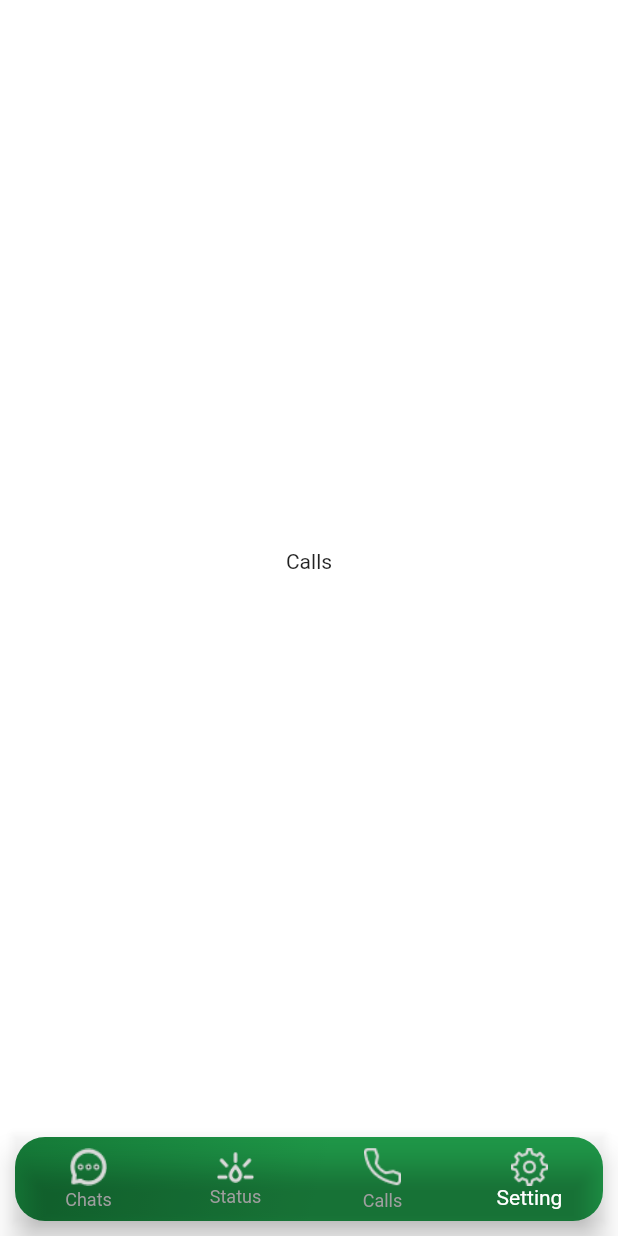
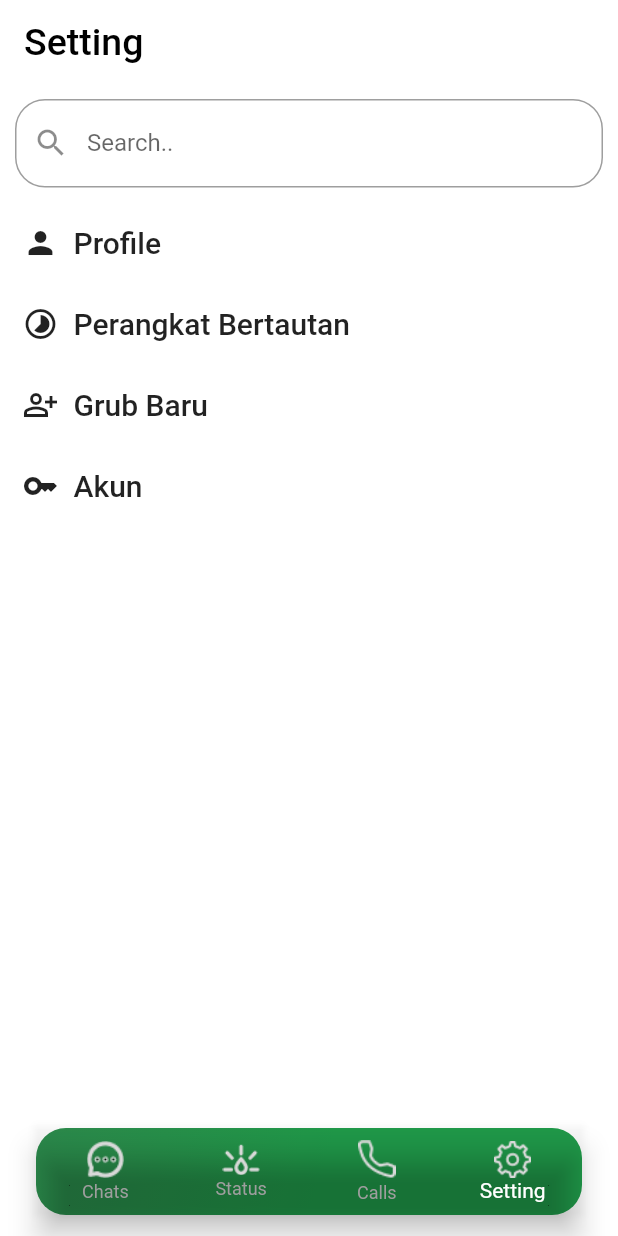
Before and after one commit to erikfirman211/ui_WhatApp, a Flutter app: the screen it shows after launch, item 4 of the bottom bar chosen, on a phone screen of 412 x 824 dp. Run offline on Flutter 3.47's test engine with Material 2 defaults, Android fonts, the phone set to English and light mode, and no system bars; network calls fail.

Commit message:
menambah ui calls dan setting

```diff
--- a/lib/Pages/HomePage.dart
+++ b/lib/Pages/HomePage.dart
@@ -1,5 +1,7 @@
 import 'package:flutter/material.dart';
+import 'package:whatsapp_ui/Pages/Calls_Page.dart';
 import 'package:whatsapp_ui/Pages/Chats_Page.dart';
+import 'package:whatsapp_ui/Pages/Setting_Page.dart';
 import 'package:whatsapp_ui/Pages/Status_Page.dart';
 
 class HomePage extends StatefulWidget {
@@ -12,12 +14,7 @@ class HomePage extends StatefulWidget {
 class _HomePageState extends State<HomePage> {
   late int index;
 
-  List showWidget = [
-    ChatsPage(),
-    Status_Page(),
-    Center(child: Text("Calls")),
-    Center(child: Text("Calls"))
-  ];
+  List showWidget = [ChatsPage(), Status_Page(), Calls(), Settings()];
 
   @override
   void initState() {
@@ -31,20 +28,25 @@ class _HomePageState extends State<HomePage> {
     return Scaffold(
       backgroundColor: Colors.white,
       body: showWidget[index],
-      bottomNavigationBar: Container(
+      bottomNavigationBar: SafeArea(
+        child: Container(
           // margin: EdgeInsets.all(20),
-        margin: EdgeInsets.all(10),
+          margin: EdgeInsets.symmetric(horizontal: 24, vertical: 14),
+          padding: EdgeInsets.all(1),
           decoration: BoxDecoration(
+            // color: backgroundColor2.withOpacity(0.8),
             gradient: LinearGradient(
                 begin: Alignment.topLeft,
                 end: Alignment.bottomCenter,
-            colors: [Color(0xFF16803A), Color(0xFF209D4B)],
-          ),
+                colors: [
+                  Color(0xFF16803A).withOpacity(0.9),
+                  Color(0xFF209D4B)..withOpacity(0.9),
+                ]),
             borderRadius: BorderRadius.circular(20),
           ),
           child: BottomNavigationBar(
             type: BottomNavigationBarType.fixed,
-          backgroundColor: Colors.transparent,
+            backgroundColor: Color(0x00ffffff),
             selectedItemColor: Colors.white,
             unselectedItemColor: Colors.grey[500],
             currentIndex: index,
@@ -55,6 +57,7 @@ class _HomePageState extends State<HomePage> {
             }),
             items: [
               BottomNavigationBarItem(
+                  backgroundColor: Colors.transparent,
                   label: "Chats",
                   icon: Image.asset(
                     "assets/logos/chat.png",
@@ -84,6 +87,7 @@ class _HomePageState extends State<HomePage> {
             ],
           ),
         ),
+      ),
     );
   }
 }
--- /dev/null
+++ b/lib/Pages/Setting_Page.dart
@@ -0,0 +1,113 @@
+import 'package:flutter/material.dart';
+
+class Settings extends StatelessWidget {
+  const Settings({
+    Key? key,
+  }) : super(key: key);
+
+  @override
+  Widget build(BuildContext context) {
+    return Column(
+      children: [
+        AppBar(
+          backgroundColor: Colors.white,
+          elevation: 0,
+          centerTitle: false,
+          title: Text(
+            "Setting",
+            style: TextStyle(
+              fontSize: 25,
+              color: Colors.black,
+            ),
+          ),
+        ),
+        Padding(
+          padding: const EdgeInsets.all(10),
+          child: TextField(
+            autocorrect: false,
+            keyboardType: TextInputType.text,
+            decoration: InputDecoration(
+              border: OutlineInputBorder(
+                borderRadius: BorderRadius.circular(20),
+              ),
+              label: Text("Search.."),
+              prefixIcon: Icon(Icons.search),
+            ),
+          ),
+        ),
+        Padding(
+          padding: const EdgeInsets.all(15),
+          child: Row(
+            children: [
+              Icon(Icons.person),
+              const SizedBox(
+                width: 10,
+              ),
+              Text(
+                "Profile",
+                style: TextStyle(
+                  fontSize: 20,
+                  fontWeight: FontWeight.w500,
+                ),
+              )
+            ],
+          ),
+        ),
+        Padding(
+          padding: const EdgeInsets.all(15),
+          child: Row(
+            children: [
+              Icon(Icons.timelapse),
+              const SizedBox(
+                width: 10,
+              ),
+              Text(
+                "Perangkat Bertautan",
+                style: TextStyle(
+                  fontSize: 20,
+                  fontWeight: FontWeight.w500,
+                ),
+              )
+            ],
+          ),
+        ),
+        Padding(
+          padding: const EdgeInsets.all(15),
+          child: Row(
+            children: [
+              Icon(Icons.person_add_alt_outlined),
+              const SizedBox(
+                width: 10,
+              ),
+              Text(
+                "Grub Baru",
+                style: TextStyle(
+                  fontSize: 20,
+                  fontWeight: FontWeight.w500,
+                ),
+              )
+            ],
+          ),
+        ),
+        Padding(
+          padding: const EdgeInsets.all(15),
+          child: Row(
+            children: [
+              Icon(Icons.key_outlined),
+              const SizedBox(
+                width: 10,
+              ),
+              Text(
+                "Akun",
+                style: TextStyle(
+                  fontSize: 20,
+                  fontWeight: FontWeight.w500,
+                ),
+              )
+            ],
+          ),
+        ),
+      ],
+    );
+  }
+}
--- a/lib/main.dart
+++ b/lib/main.dart
@@ -1,4 +1,3 @@
-import 'package:flutter/cupertino.dart';
 import 'package:flutter/material.dart';
 import 'package:whatsapp_ui/Pages/HomePage.dart';
 
--- a/pubspec.yaml
+++ b/pubspec.yaml
@@ -60,7 +60,7 @@ flutter:
   # To add assets to your application, add an assets section, like this:
   assets:
     - assets/logos/
-    - assets/iamges/
+    - assets/images/
   #   - images/a_dot_ham.jpeg
 
   # An image asset can refer to one or more resolution-specific "variants", see
```
Also changed, not shown: lib/Pages/Calls_Page.dart (added, +115 -0 lines), assets/logos/video_call.png (added). Lines whose indentation alone changed are shown as unchanged.
